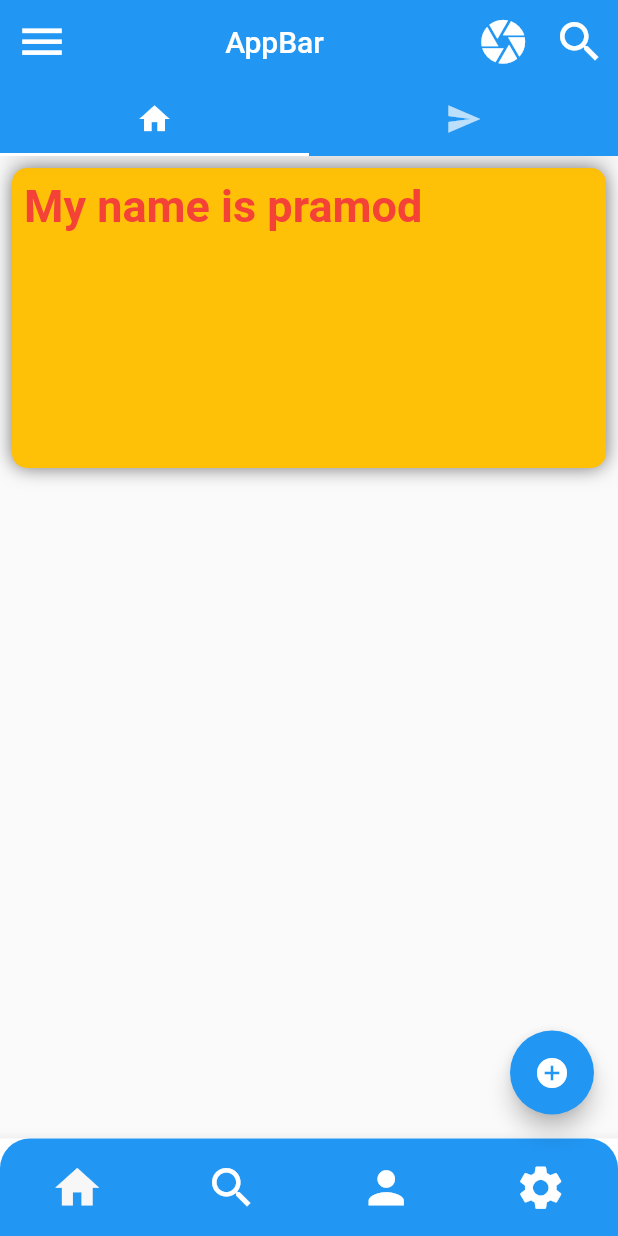
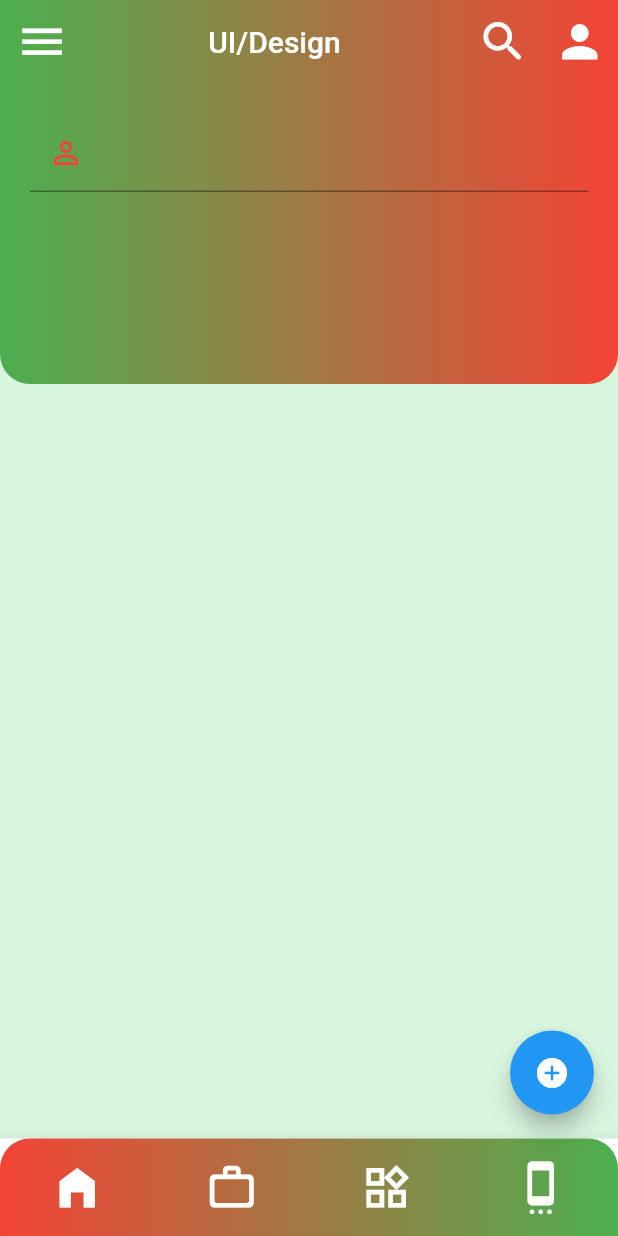
Before and after one commit to Pramod800/simple_app, a Flutter app: the screen it shows after launch, on a phone screen of 412 x 824 dp. Run offline on Flutter 3.47's test engine with Material 2 defaults, Android fonts, the phone set to English and light mode, and no system bars.

Commit message:
appBar updated

```diff
--- a/lib/HomePage.dart
+++ b/lib/HomePage.dart
@@ -9,88 +9,106 @@ class HomePage extends StatefulWidget {
 }
 
 class _HomePageState extends State<HomePage> {
+  int pageIndex = 0;
   @override
   Widget build(BuildContext context) {
     return DefaultTabController(
-      length: 2,
+      length: 3,
       child: Scaffold(
+        backgroundColor: const Color.fromARGB(255, 216, 245, 223),
         appBar: AppBar(
+          elevation: 50,
           systemOverlayStyle: const SystemUiOverlayStyle(
-            systemNavigationBarColor: Colors.blue, // Navigation bar
-            statusBarColor: Colors.lightGreen, // Status bar
+            systemNavigationBarColor:
+                Color.fromARGB(255, 192, 49, 56), // Navigation bar
+            statusBarColor: Color.fromARGB(255, 85, 138, 24), // Status bar
           ),
           leading: IconButton(
               onPressed: () {}, iconSize: 35, icon: const Icon(Icons.menu)),
           title: const Center(
-            child: Text("AppBar"),
+            child: Text("UI/Design"),
           ),
 
-          backgroundColor: Theme.of(context).primaryColor,
-          shadowColor: const Color.fromARGB(22, 33, 39, 45),
+          // backgroundColor: Theme.of(context).primaryColor,
+          shadowColor: const Color.fromARGB(0, 0, 0, 0),
           actions: [
             IconButton(
-                icon: const Icon(Icons.camera), iconSize: 35, onPressed: () {}),
+                icon: const Icon(Icons.search_rounded),
+                iconSize: 35,
+                onPressed: () {}),
 
             IconButton(
-                icon: const Icon(Icons.search), iconSize: 35, onPressed: () {}),
+                icon: const Icon(Icons.person), iconSize: 35, onPressed: () {}),
 
             //more widgets to place here
           ],
-          bottom: TabBar(
-            tabs: [
-              Tab(icon: Icon(Icons.home)),
-              Tab(icon: Icon(Icons.send))
-              //more tabs here
-            ],
-          ),
+
+          flexibleSpace: Container(
+              decoration: const BoxDecoration(
+                  gradient:
+                      LinearGradient(colors: [Colors.green, Colors.red]))),
+          // bottom: TabBar(
+          //   onTap: (index) {
+          //     print("selected tab is $index");
+          //   },
+          //   tabs: const [
+          //     Tab(icon: Icon(Icons.home), text: "Home"),
+          //     Tab(icon: Icon(Icons.star), text: "Star"),
+          //     Tab(icon: Icon(Icons.face), text: "Face")
+          //   ],
+          // ),
 
           //background color of appbar
         ),
         body: SafeArea(
-          child: Padding(
-            padding: const EdgeInsets.all(8.0),
+          child: Container(
+            height: 200,
+            width: double.infinity,
+            decoration: const BoxDecoration(
+              gradient: LinearGradient(
+                colors: [Colors.green, Colors.red],
+              ),
+              borderRadius: BorderRadius.only(
+                bottomLeft: Radius.circular(20),
+                bottomRight: Radius.circular(20),
+              ),
+            ),
             child: Column(
-              mainAxisAlignment: MainAxisAlignment.start,
               children: [
-                Container(
-                  height: 200,
-                  width: double.infinity,
-                  decoration: const BoxDecoration(
-                      color: Colors.amber,
-                      borderRadius: BorderRadius.all(
-                        Radius.circular(10),
+                Padding(
+                  padding: const EdgeInsets.all(20),
+                  child: TextFormField(
+                    style: const TextStyle(
+                      fontSize: 24,
+                      color: Colors.blue,
+                      fontWeight: FontWeight.w300,
+                    ),
+                    onChanged: (value) {
+                      setState(() {});
+                    },
+                    decoration: const InputDecoration(
+                      focusColor: Colors.white,
+                      //add prefix icon
+                      prefixIcon: Icon(
+                        Icons.person_outline_rounded,
+                        color: Colors.red,
                       ),
-                      boxShadow: [
-                        BoxShadow(
-                          color: Colors.black54,
-                          blurRadius: 10,
-                        )
-                      ]),
-                  child: Row(
-                    crossAxisAlignment: CrossAxisAlignment.start,
-                    children: <Widget>[
-                      Padding(
-                        padding: EdgeInsets.all(8.0),
-                        child: const Text("My name is pramod",
-                            style: TextStyle(
-                                fontSize: 30,
-                                fontWeight: FontWeight.bold,
-                                color: Colors.red)),
-                      )
-                    ],
+                    ),
                   ),
-                ),
+                )
               ],
             ),
           ),
         ),
         floatingActionButton: FloatingActionButton(
-            onPressed: () {}, child: Icon(Icons.add_circle)),
+            onPressed: () {}, child: const Icon(Icons.add_circle)),
         bottomNavigationBar: BottomAppBar(
           shape: const CircularNotchedRectangle(),
           child: Container(
               height: 65,
               decoration: BoxDecoration(
+                gradient:
+                    const LinearGradient(colors: [Colors.red, Colors.green]),
                 color: Theme.of(context).primaryColor,
                 borderRadius: const BorderRadius.only(
                   topLeft: Radius.circular(20),
@@ -101,25 +119,71 @@ class _HomePageState extends State<HomePage> {
                 mainAxisAlignment: MainAxisAlignment.spaceAround,
                 children: <Widget>[
                   IconButton(
-                      onPressed: () {},
-                      icon: Icon(
-                        Icons.home,
-                      ),
+                      onPressed: () {
+                        setState(() {
+                          pageIndex = 0;
+                        });
+                      },
+                      icon: pageIndex == 0
+                          ? const Icon(
+                              Icons.home_filled,
+                              color: Colors.white,
+                            )
+                          : const Icon(
+                              Icons.home_outlined,
+                              color: Colors.white,
+                            ),
                       iconSize: 35,
-                      color: Color.fromARGB(255, 248, 247, 247)),
+                      color: const Color.fromARGB(255, 248, 247, 247)),
                   IconButton(
-                      onPressed: () {},
-                      icon: Icon(Icons.search),
+                      onPressed: () {
+                        setState(() {
+                          pageIndex = 1;
+                        });
+                      },
+                      icon: pageIndex == 1
+                          ? const Icon(
+                              Icons.work_rounded,
+                              color: Colors.white,
+                            )
+                          : const Icon(
+                              Icons.work_outline_rounded,
+                              color: Colors.white,
+                            ),
                       iconSize: 35,
                       color: Colors.white),
                   IconButton(
-                      onPressed: () {},
-                      icon: Icon(Icons.person),
+                      onPressed: () {
+                        setState(() {
+                          pageIndex = 2;
+                        });
+                      },
+                      icon: pageIndex == 2
+                          ? const Icon(
+                              Icons.widgets_rounded,
+                              color: Colors.white,
+                            )
+                          : const Icon(
+                              Icons.widgets_outlined,
+                              color: Colors.white,
+                            ),
                       iconSize: 35,
                       color: Colors.white),
                   IconButton(
-                    onPressed: () {},
-                    icon: Icon(Icons.settings),
+                    onPressed: () {
+                      setState(() {
+                        pageIndex = 3;
+                      });
+                    },
+                    icon: pageIndex == 3
+                        ? const Icon(
+                            Icons.settings,
+                            color: Colors.white,
+                          )
+                        : const Icon(
+                            Icons.settings_cell_rounded,
+                            color: Colors.white,
+                          ),
                     iconSize: 35,
                     color: Colors.white,
                   ),
```
